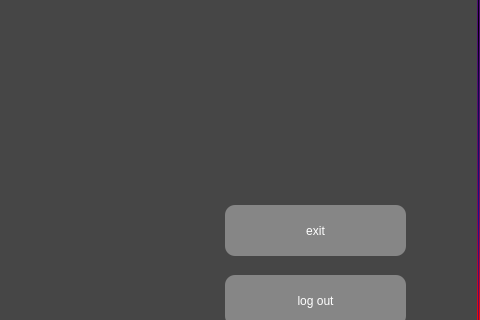
Old version of the form social-network/mainwindow.ui in the repository mmohammadi83/social-network; both pictures show x 595 to 1075 and y 381 to 701 of the 1075 by 827 pixel window.
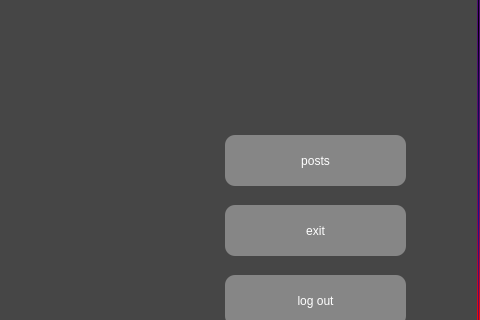
New version of the form.

Commit message: add posts and private page and ethier

Diff of the .ui file:
```diff
--- a/social-network/mainwindow.ui
+++ b/social-network/mainwindow.ui
@@ -248,6 +248,23 @@
      <string>exit</string>
     </property>
    </widget>
+   <widget class="QPushButton" name="postButton">
+    <property name="geometry">
+     <rect>
+      <x>820</x>
+      <y>510</y>
+      <width>181</width>
+      <height>51</height>
+     </rect>
+    </property>
+    <property name="styleSheet">
+     <string notr="true">border-width: 0px;background-color: rgb(134, 134, 134);
+</string>
+    </property>
+    <property name="text">
+     <string>posts</string>
+    </property>
+   </widget>
   </widget>
   <widget class="QMenuBar" name="menubar">
    <property name="geometry">
```
The commit also changes 45 other files.
